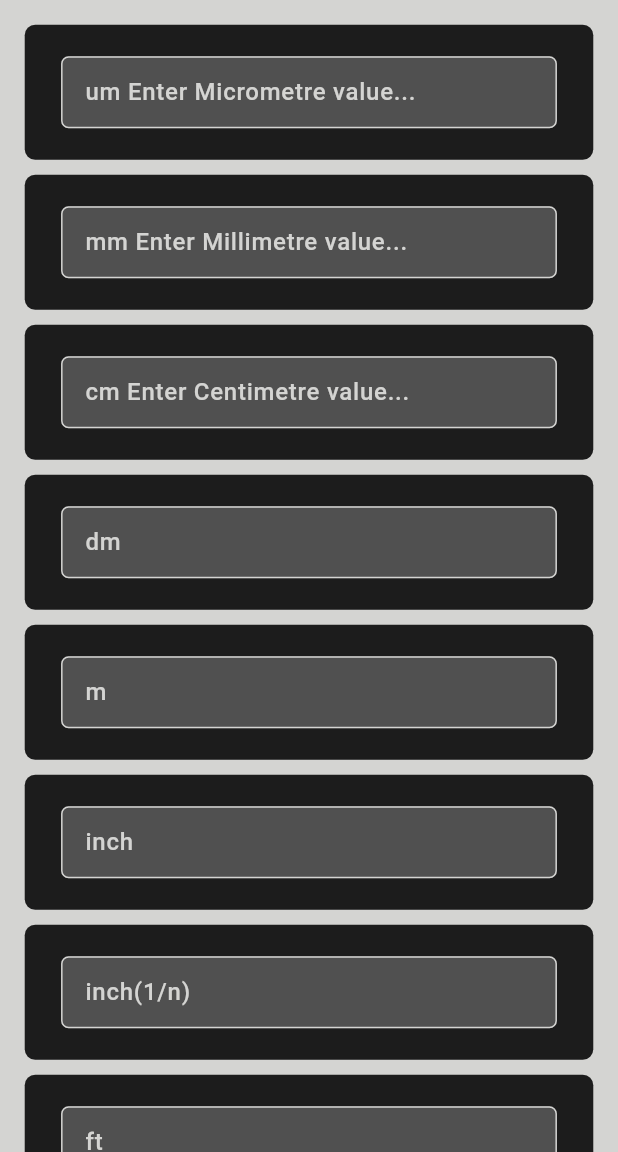
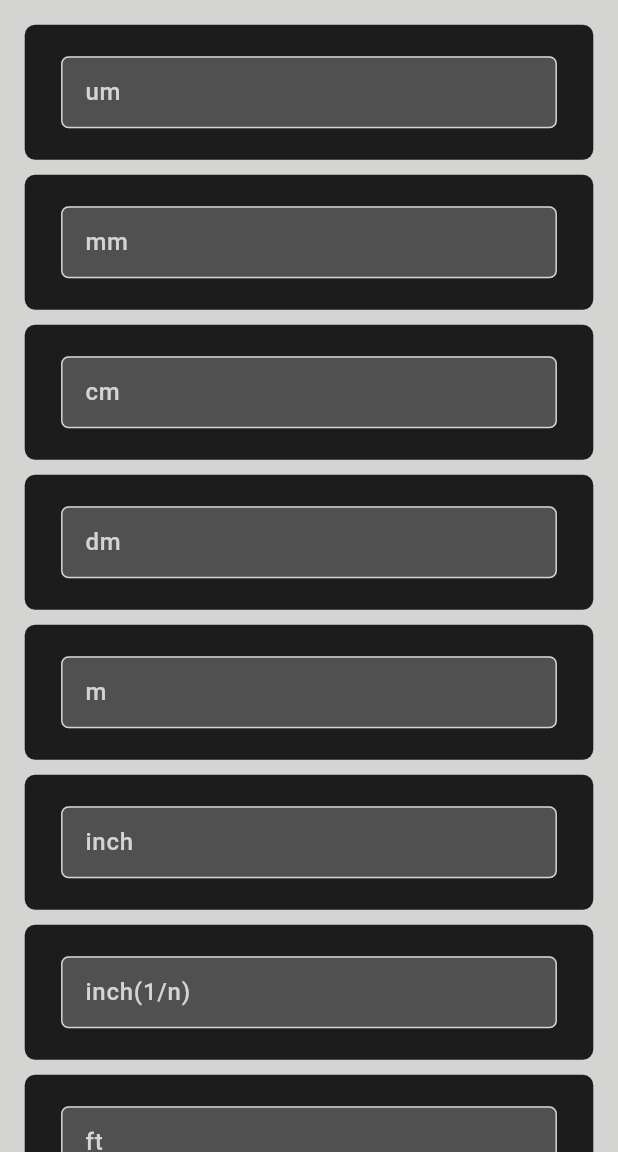
Before and after one commit to m-mhe/value_converter, a Flutter app: the screen it shows after launch, after a tap on "Length", on a phone screen of 412 x 824 dp, the part 84-1236 px from its top. Run offline on Flutter 3.47's test engine with Material 3 defaults, Android fonts, the light colour scheme and no system bars.

Commit message:
some slight changes in UI

```diff
--- a/lib/app.dart
+++ b/lib/app.dart
@@ -1,7 +1,6 @@
 import 'package:flutter/material.dart';
 import 'package:value_converter/ui/screen/home_navigator_screen.dart';
 import 'package:value_converter/ui/widget/app_color.dart';
-import 'package:value_converter/ui/widget/app_theme.dart';
 
 class MyApp extends StatelessWidget {
   const MyApp({super.key});
@@ -10,11 +9,11 @@ class MyApp extends StatelessWidget {
   Widget build(BuildContext context) {
     return MaterialApp(
       debugShowCheckedModeBanner: false,
-      themeMode: appTheme(setLightTheme: false),
+      themeMode: ThemeMode.dark,
       theme: lightTheme(),
       darkTheme: darkTheme(),
       title: 'Value Converter',
-      home: HomeNavigatorScreen(),
+      home: const HomeNavigatorScreen(),
     );
   }
 
@@ -24,82 +23,71 @@ class MyApp extends StatelessWidget {
             backgroundColor: AppColor.secondaryColor,
             foregroundColor: AppColor.primaryColor,
             centerTitle: true,
-        titleTextStyle: TextStyle(fontSize: 20, fontWeight: FontWeight.w600, color: AppColor.primaryColor)
-      ),
+            titleTextStyle: TextStyle(
+                fontSize: 20,
+                fontWeight: FontWeight.w600,
+                color: AppColor.primaryColor)),
         scaffoldBackgroundColor: AppColor.primaryColor,
         elevatedButtonTheme: ElevatedButtonThemeData(
             style: ElevatedButton.styleFrom(
                 backgroundColor: AppColor.secondaryColor,
                 foregroundColor: AppColor.accentColor,
-          textStyle: TextStyle(fontSize: 14, fontWeight: FontWeight.w500),
+                textStyle: const TextStyle(fontSize: 14, fontWeight: FontWeight.w500),
                 shape: RoundedRectangleBorder(
-            borderRadius: BorderRadius.circular(7)
-          )
-        )
-      ),
+                    borderRadius: BorderRadius.circular(7)))),
         inputDecorationTheme: InputDecorationTheme(
           filled: true,
-        isDense: true,//This line of code will reduce undercut.
+          isDense: true,
+          //This line of code will reduce undercut.
           fillColor: AppColor.thirdColor,
-        labelStyle: TextStyle(
-          color: AppColor.primaryColor,
-          fontWeight: FontWeight.w500
-        ),
-        hintStyle: TextStyle(
-            color: AppColor.primaryColor,
-            fontWeight: FontWeight.w500
-        ),
-        prefixStyle: TextStyle(
+          labelStyle: const TextStyle(
+              color: AppColor.primaryColor, fontWeight: FontWeight.w500),
+          hintStyle: const TextStyle(
+              color: AppColor.primaryColor, fontWeight: FontWeight.w500),
+          prefixStyle: const TextStyle(
             color: AppColor.primaryColor,
             fontWeight: FontWeight.w500,
             fontSize: 16,
           ),
-        suffixStyle: TextStyle(
+          suffixStyle: const TextStyle(
             color: AppColor.primaryColor,
             fontWeight: FontWeight.w500,
             fontSize: 16,
           ),
           enabledBorder: OutlineInputBorder(
               borderRadius: BorderRadius.circular(5),
-          borderSide: BorderSide(color: AppColor.primaryColor, width: 1)
-        ),
+              borderSide: const BorderSide(color: AppColor.primaryColor, width: 1)),
           focusedBorder: OutlineInputBorder(
               borderRadius: BorderRadius.circular(5),
-            borderSide: BorderSide(color: Colors.transparent, width: 1)
-        ),
+              borderSide: const BorderSide(color: Colors.transparent, width: 1)),
         ),
         drawerTheme: DrawerThemeData(
             backgroundColor: AppColor.thirdColor,
-        endShape: RoundedRectangleBorder(
-          borderRadius: BorderRadius.circular(7)
-        )
-      ),
-      bottomNavigationBarTheme: BottomNavigationBarThemeData(
+            endShape:
+                RoundedRectangleBorder(borderRadius: BorderRadius.circular(7))),
+        bottomNavigationBarTheme: const BottomNavigationBarThemeData(
             backgroundColor: AppColor.secondaryColor,
             selectedItemColor: AppColor.accentColor,
-        unselectedItemColor: AppColor.primaryColor
-      )
-    );
+            unselectedItemColor: AppColor.primaryColor));
   }
+
   ThemeData lightTheme() {
     return ThemeData(
         appBarTheme: const AppBarTheme(
             backgroundColor: Color(0xff386286),
             foregroundColor: Color(0xffC6CDD2),
             centerTitle: true,
-            titleTextStyle: TextStyle(fontSize: 20, fontWeight: FontWeight.w600, color: Color(0xffC6CDD2))
-        ),
+            titleTextStyle: TextStyle(
+                fontSize: 20,
+                fontWeight: FontWeight.w600,
+                color: Color(0xffC6CDD2))),
         scaffoldBackgroundColor: Colors.white,
         elevatedButtonTheme: ElevatedButtonThemeData(
             style: ElevatedButton.styleFrom(
-                backgroundColor: Color(0xffC6CDD2),
+                backgroundColor: const Color(0xffC6CDD2),
                 foregroundColor: const Color(0xff386286),
-                textStyle: TextStyle(fontSize: 16, fontWeight: FontWeight.w500),
+                textStyle: const TextStyle(fontSize: 16, fontWeight: FontWeight.w500),
                 shape: RoundedRectangleBorder(
-                    borderRadius: BorderRadius.circular(7)
-                )
-            )
-        )
-    );
+                    borderRadius: BorderRadius.circular(7)))));
   }
 }
--- a/lib/ui/screen/home_navigator_screen.dart
+++ b/lib/ui/screen/home_navigator_screen.dart
@@ -2,7 +2,6 @@ import 'package:flutter/material.dart';
 import 'package:value_converter/ui/screen/temperature_converter_screen.dart';
 import 'package:value_converter/ui/widget/common_app_bar.dart';
 import 'package:value_converter/ui/widget/percentage_screen_bottom_navigation_bar.dart';
-
 import 'length_units.dart';
 
 class HomeNavigatorScreen extends StatelessWidget {
@@ -61,47 +60,47 @@ class HomeNavigatorScreen extends StatelessWidget {
             ),
             ElevatedButton(
               onPressed: () {},
-              child: Text('Area'),
+              child: const Text('Area'),
             ),
             ElevatedButton(
               onPressed: () {},
-              child: Text('Weight'),
+              child: const Text('Weight'),
             ),
             ElevatedButton(
               onPressed: () {},
-              child: Text('Volume'),
+              child: const Text('Volume'),
             ),
             ElevatedButton(
               onPressed: () {},
-              child: Text('Cooking'),
+              child: const Text('Cooking'),
             ),
             ElevatedButton(
               onPressed: () {},
-              child: Text('Work'),
+              child: const Text('Work'),
             ),
             ElevatedButton(
               onPressed: () {},
-              child: Text('Force'),
+              child: const Text('Force'),
             ),
             ElevatedButton(
               onPressed: () {},
-              child: Text('Power'),
+              child: const Text('Power'),
             ),
             ElevatedButton(
               onPressed: () {},
-              child: Text('Binary'),
+              child: const Text('Binary'),
             ),
             ElevatedButton(
               onPressed: () {},
-              child: Text('Data'),
+              child: const Text('Data'),
             ),
             ElevatedButton(
               onPressed: () {},
-              child: Icon(Icons.speed),
+              child: const Icon(Icons.speed),
             ),
             ElevatedButton(
               onPressed: () {},
-              child: Icon(Icons.av_timer),
+              child: const Icon(Icons.av_timer),
             ),
           ],
         ),
--- a/lib/ui/screen/length_units.dart
+++ b/lib/ui/screen/length_units.dart
@@ -1,16 +1,18 @@
 import 'package:flutter/material.dart';
 import 'package:value_converter/ui/widget/common_app_drawer.dart';
 import 'package:value_converter/ui/widget/common_app_bar.dart';
-
 import '../widget/app_color.dart';
 
-class LengthUnits extends StatelessWidget{
+class LengthUnits extends StatelessWidget {
   LengthUnits({super.key});
 
   @override
   Widget build(BuildContext context) {
     return Scaffold(
-      appBar: commonAppBar(screenTitle: 'Length Units', child: const Icon(Icons.calculate),),
+      appBar: commonAppBar(
+        screenTitle: 'Length Units',
+        child: const Icon(Icons.calculate),
+      ),
       endDrawer: const CommonAppDrawer(),
       body: SingleChildScrollView(
         child: Padding(
@@ -37,7 +39,10 @@ class LengthUnits extends StatelessWidget{
                           color: AppColor.primaryColor,
                           fontWeight: FontWeight.w500),
                       decoration: const InputDecoration(
-                        hintText: 'Enter Micrometre value', labelText: 'um Enter Micrometre value...', suffixText: 'um',),
+                        hintText: 'Enter Micrometre value',
+                        labelText: 'um',
+                        suffixText: 'um',
+                      ),
                     ),
                   ),
                 ),
@@ -63,7 +68,10 @@ class LengthUnits extends StatelessWidget{
                           color: AppColor.primaryColor,
                           fontWeight: FontWeight.w500),
                       decoration: const InputDecoration(
-                        hintText: 'Enter Millimetre value', labelText: 'mm Enter Millimetre value...', suffixText: 'mm',),
+                        hintText: 'Enter Millimetre value',
+                        labelText: 'mm',
+                        suffixText: 'mm',
+                      ),
                     ),
                   ),
                 ),
@@ -89,7 +97,10 @@ class LengthUnits extends StatelessWidget{
                           color: AppColor.primaryColor,
                           fontWeight: FontWeight.w500),
                       decoration: const InputDecoration(
-                        hintText: 'Enter Centimetre value', labelText: 'cm Enter Centimetre value...', suffixText: 'cm',),
+                        hintText: 'Enter Centimetre value',
+                        labelText: 'cm',
+                        suffixText: 'cm',
+                      ),
                     ),
                   ),
                 ),
@@ -115,7 +126,10 @@ class LengthUnits extends StatelessWidget{
                           color: AppColor.primaryColor,
                           fontWeight: FontWeight.w500),
                       decoration: const InputDecoration(
-                        hintText: 'Enter Millimetre value', labelText: 'dm', suffixText: 'dm',),
+                        hintText: 'Enter Millimetre value',
+                        labelText: 'dm',
+                        suffixText: 'dm',
+                      ),
                     ),
                   ),
                 ),
@@ -141,7 +155,10 @@ class LengthUnits extends StatelessWidget{
                           color: AppColor.primaryColor,
                           fontWeight: FontWeight.w500),
                       decoration: const InputDecoration(
-                        hintText: 'Enter Millimetre value', labelText: 'm', suffixText: 'm',),
+                        hintText: 'Enter Millimetre value',
+                        labelText: 'm',
+                        suffixText: 'm',
+                      ),
                     ),
                   ),
                 ),
@@ -167,7 +184,10 @@ class LengthUnits extends StatelessWidget{
                           color: AppColor.primaryColor,
                           fontWeight: FontWeight.w500),
                       decoration: const InputDecoration(
-                        hintText: 'Enter Millimetre value', labelText: 'inch', suffixText: 'inch',),
+                        hintText: 'Enter Millimetre value',
+                        labelText: 'inch',
+                        suffixText: 'inch',
+                      ),
                     ),
                   ),
                 ),
@@ -193,7 +213,10 @@ class LengthUnits extends StatelessWidget{
                           color: AppColor.primaryColor,
                           fontWeight: FontWeight.w500),
                       decoration: const InputDecoration(
-                        hintText: 'Enter Millimetre value', labelText: 'inch(1/n)', suffixText: 'inch(1/n)',),
+                        hintText: 'Enter Millimetre value',
+                        labelText: 'inch(1/n)',
+                        suffixText: 'inch(1/n)',
+                      ),
                     ),
                   ),
                 ),
@@ -219,7 +242,10 @@ class LengthUnits extends StatelessWidget{
                           color: AppColor.primaryColor,
                           fontWeight: FontWeight.w500),
                       decoration: const InputDecoration(
-                        hintText: 'Enter Millimetre value', labelText: 'ft', suffixText: 'ft',),
+                        hintText: 'Enter Millimetre value',
+                        labelText: 'ft',
+                        suffixText: 'ft',
+                      ),
                     ),
                   ),
                 ),
@@ -245,7 +271,10 @@ class LengthUnits extends StatelessWidget{
                           color: AppColor.primaryColor,
                           fontWeight: FontWeight.w500),
                       decoration: const InputDecoration(
-                        hintText: 'Enter Millimetre value', labelText: 'ft in', suffixText: 'ft in',),
+                        hintText: 'Enter Millimetre value',
+                        labelText: 'ft in',
+                        suffixText: 'ft in',
+                      ),
                     ),
                   ),
                 ),
@@ -271,7 +300,10 @@ class LengthUnits extends StatelessWidget{
                           color: AppColor.primaryColor,
                           fontWeight: FontWeight.w500),
                       decoration: const InputDecoration(
-                        hintText: 'Enter Millimetre value', labelText: 'yd', suffixText: 'yd',),
+                        hintText: 'Enter Millimetre value',
+                        labelText: 'yd',
+                        suffixText: 'yd',
+                      ),
                     ),
                   ),
                 ),
@@ -297,7 +329,10 @@ class LengthUnits extends StatelessWidget{
                           color: AppColor.primaryColor,
                           fontWeight: FontWeight.w500),
                       decoration: const InputDecoration(
-                        hintText: 'Enter Millimetre value', labelText: 'mile', suffixText: 'mile',),
+                        hintText: 'Enter Millimetre value',
+                        labelText: 'mile',
+                        suffixText: 'mile',
+                      ),
                     ),
                   ),
                 ),
@@ -323,7 +358,10 @@ class LengthUnits extends StatelessWidget{
                           color: AppColor.primaryColor,
                           fontWeight: FontWeight.w500),
                       decoration: const InputDecoration(
-                        hintText: 'Enter Millimetre value', labelText: 'km', suffixText: 'km',),
+                        hintText: 'Enter Millimetre value',
+                        labelText: 'km',
+                        suffixText: 'km',
+                      ),
                     ),
                   ),
                 ),
@@ -349,7 +387,10 @@ class LengthUnits extends StatelessWidget{
                           color: AppColor.primaryColor,
                           fontWeight: FontWeight.w500),
                       decoration: const InputDecoration(
-                        hintText: 'Enter Millimetre value', labelText: 'NM', suffixText: 'NM',),
+                        hintText: 'Enter Millimetre value',
+                        labelText: 'NM',
+                        suffixText: 'NM',
+                      ),
                     ),
                   ),
                 ),
@@ -368,18 +409,17 @@ class LengthUnits extends StatelessWidget{
 
   //--------------------------------------Function--------------------------------------
   void _onMicroMChange(v) {
-    _milliMTEC.text =
-    '${(double.parse(v)/1000)}';
-    _centiMTEC.text = '${(double.parse(v)/10000)}';
+    _milliMTEC.text = '${(double.parse(v) / 1000)}';
+    _centiMTEC.text = '${(double.parse(v) / 10000)}';
   }
+
   void _onMilliMChange(v) {
-    _microMTEC.text =
-    '${double.parse(v)*1000}';
-    _centiMTEC.text = '${(double.parse(v)/10)}';
+    _microMTEC.text = '${double.parse(v) * 1000}';
+    _centiMTEC.text = '${(double.parse(v) / 10)}';
   }
+
   void _onCentiMChange(v) {
-    _microMTEC.text = '${(double.parse(v)*10000)}';
-    _milliMTEC.text =
-    '${(double.parse(v)*10)}';
+    _microMTEC.text = '${(double.parse(v) * 10000)}';
+    _milliMTEC.text = '${(double.parse(v) * 10)}';
   }
 }
--- a/lib/ui/screen/temperature_converter_screen.dart
+++ b/lib/ui/screen/temperature_converter_screen.dart
@@ -1,7 +1,6 @@
 import 'package:flutter/material.dart';
 import 'package:value_converter/ui/widget/common_app_drawer.dart';
 import 'package:value_converter/ui/widget/common_app_bar.dart';
-
 import '../widget/app_color.dart';
 
 class TemperatureConverterScreen extends StatelessWidget {
--- a/lib/ui/widget/app_color.dart
+++ b/lib/ui/widget/app_color.dart
@@ -1,6 +1,6 @@
 import 'package:flutter/material.dart';
 
-class AppColor{
+class AppColor {
   static const Color primaryColor = Color(0xffD4D4D2);
   static const Color secondaryColor = Color(0xff1C1C1C);
   static const Color thirdColor = Color(0xff505050);
--- a/lib/ui/widget/app_theme.dart
+++ b/lib/ui/widget/app_theme.dart
@@ -1,11 +1 @@
-import 'package:flutter/material.dart';
-
-ThemeMode appTheme({bool? setLightTheme}){
-  if(setLightTheme == null){
-    return ThemeMode.system;
-  }else if(setLightTheme == false){
-    return ThemeMode.dark;
-  }else{
-    return ThemeMode.light;
-  }
-}
+//Todo: implement app theme control.
--- a/lib/ui/widget/percentage_screen_bottom_navigation_bar.dart
+++ b/lib/ui/widget/percentage_screen_bottom_navigation_bar.dart
@@ -24,7 +24,7 @@ class _PercentageScreenBottomNavigationBarState
         screenTitle: 'Percentage Calculator',
         child: const Icon(Icons.percent),
       ),
-      endDrawer: CommonAppDrawer(),
+      endDrawer: const CommonAppDrawer(),
       body: screenList[selectIndex],
       bottomNavigationBar: BottomNavigationBar(
         currentIndex: selectIndex,
```
Also changed, not shown: lib/ui/screen/percentage_calculator_screen/net.dart (+6 -9 lines), lib/ui/screen/percentage_calculator_screen/percent.dart (+6 -8 lines), lib/ui/screen/percentage_calculator_screen/total.dart (+8 -10 lines), lib/ui/widget/common_app_drawer.dart (+30 -30 lines), 1 other file. Lines whose indentation alone changed are shown as unchanged.
